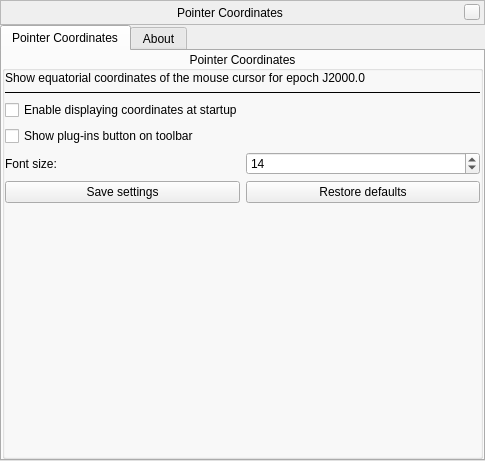
Qt form plugins/PointerCoordinates/src/gui/pointerCoordinatesWindow.ui (519984307/stellarium_src) before a commit.
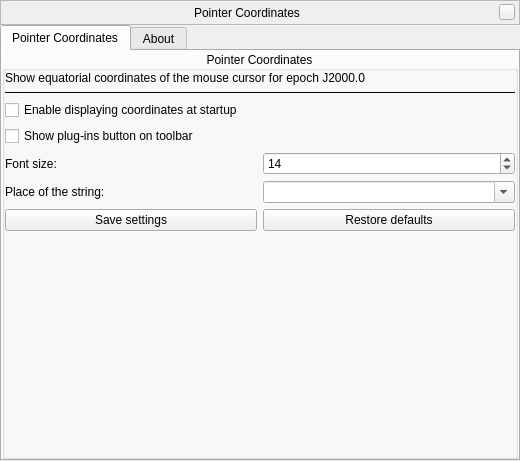
The same form after that commit. Custom widgets are drawn as their Qt base class.

Commit message: added selector for place of displaying of the string with coordinates of the mouse pointer

Patch:
```diff
--- a/plugins/PointerCoordinates/src/gui/pointerCoordinatesWindow.ui
+++ b/plugins/PointerCoordinates/src/gui/pointerCoordinatesWindow.ui
@@ -6,7 +6,7 @@
    <rect>
     <x>0</x>
     <y>0</y>
-    <width>485</width>
+    <width>520</width>
     <height>461</height>
    </rect>
   </property>
@@ -251,6 +251,33 @@
             </item>
            </layout>
           </item>
+          <item>
+           <layout class="QHBoxLayout" name="horizontalLayout_3">
+            <item>
+             <widget class="QLabel" name="placeLabel">
+              <property name="toolTip">
+               <string>Place of the string with coordinates of the mouse pointer</string>
+              </property>
+              <property name="text">
+               <string>Place of the string:</string>
+              </property>
+             </widget>
+            </item>
+            <item>
+             <widget class="QComboBox" name="placeComboBox">
+              <property name="editable">
+               <bool>true</bool>
+              </property>
+              <property name="insertPolicy">
+               <enum>QComboBox::NoInsert</enum>
+              </property>
+              <property name="sizeAdjustPolicy">
+               <enum>QComboBox::AdjustToContents</enum>
+              </property>
+             </widget>
+            </item>
+           </layout>
+          </item>
           <item>
            <layout class="QHBoxLayout" name="horizontalLayout_2">
             <item>
@@ -276,8 +303,8 @@
             </property>
             <property name="sizeHint" stdset="0">
              <size>
-              <width>0</width>
-              <height>0</height>
+              <width>20</width>
+              <height>40</height>
              </size>
             </property>
            </spacer>
```
Left out of the diff: 2 changed lines with no effect on the pictures. The commit also changes 4 other files.
